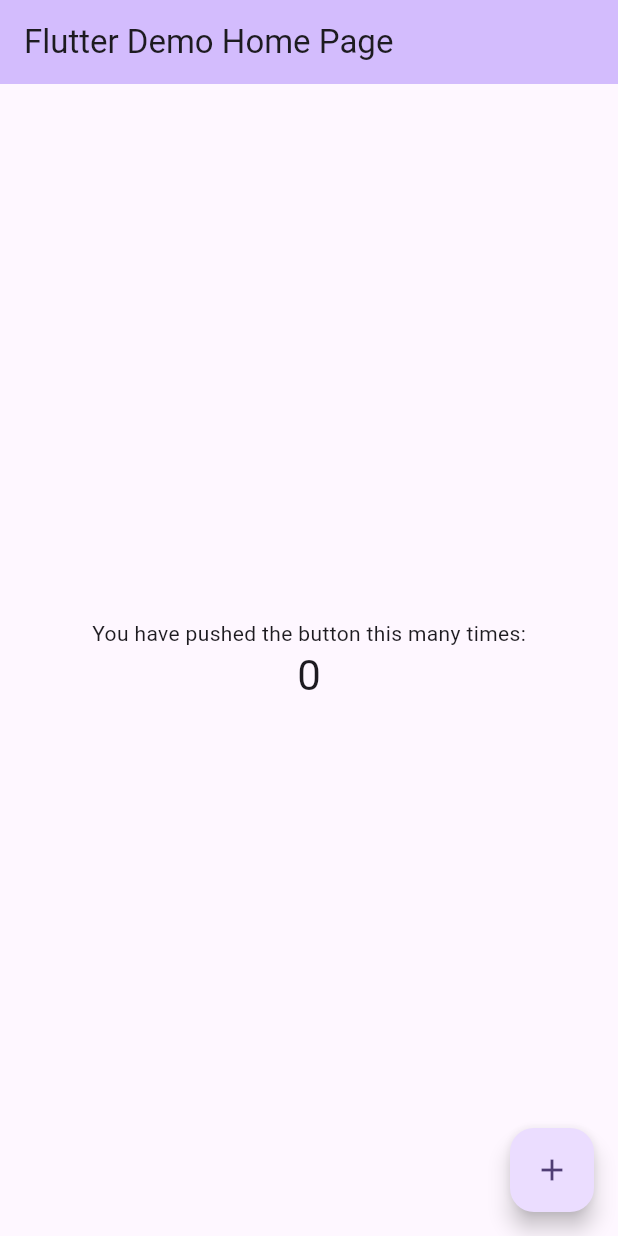
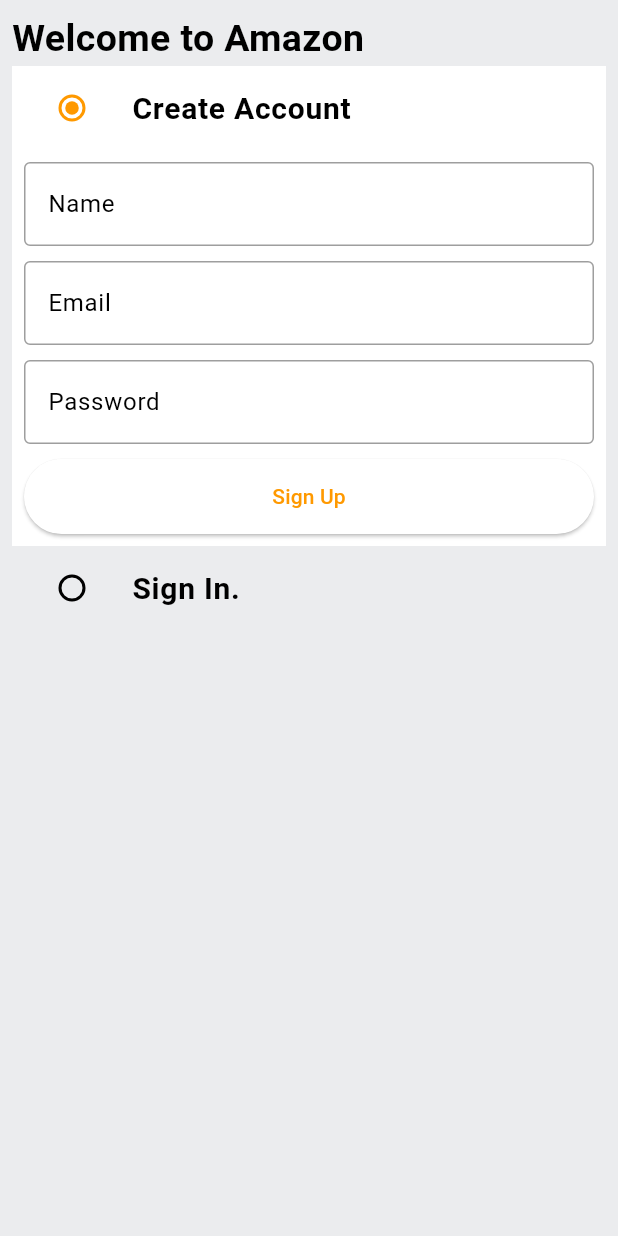
Before and after one commit to pratinavkth/amazon_clone, a Flutter app: the screen it shows after launch, on a phone screen of 412 x 824 dp. Run offline on Flutter 3.47's test engine with Material 3 defaults, Android fonts, the phone set to English and light mode, and no system bars.

```diff
--- /dev/null
+++ b/lib/common/widgets/custom_button.dart
@@ -0,0 +1,23 @@
+import 'package:flutter/material.dart';
+
+class CustomButton extends StatelessWidget{
+  final String text;
+  final VoidCallback onTap;
+  const CustomButton({
+    Key?key,
+    required this.text,
+    required this.onTap,}):super(key: key);
+
+  @override
+  Widget build(BuildContext context){
+    return ElevatedButton(
+      child: Text(
+        text
+        ),
+      onPressed: onTap,
+      style: ElevatedButton.styleFrom(
+        minimumSize: const Size(double.infinity, 50),
+      ),
+    );
+  }
+}
--- /dev/null
+++ b/lib/common/widgets/custom_textfield.dart
@@ -0,0 +1,30 @@
+import 'package:flutter/material.dart';
+
+class CustomTextField extends StatelessWidget{
+  final TextEditingController controller;
+  final String hintText;
+  const CustomTextField({Key? key,required this.controller,required this.hintText}):super(key: key);
+
+  @override
+  Widget build(BuildContext context){
+    return TextFormField(
+      controller: controller,
+      decoration: InputDecoration(
+        hintText: hintText,
+        border:const OutlineInputBorder(
+          borderSide: BorderSide(
+            color: Colors.black38,
+          )
+        ),
+        enabledBorder: const OutlineInputBorder(
+          borderSide: BorderSide(
+            color: Colors.black38,
+          )
+        ),
+
+      ),
+      validator:(val){}
+
+    );
+  }
+}
--- /dev/null
+++ b/lib/constants/global_variable.dart
@@ -0,0 +1,17 @@
+import 'package:flutter/material.dart';
+class GlobalVariables{
+  static const appBarGradient = LinearGradient(
+    colors: [
+      Color.fromARGB(255, 29, 201, 192),
+      Color.fromARGB(255, 125, 221, 216),
+    ],
+    stops: [0.5, 1.0],
+  );
+
+  static const secondaryColor = Color.fromRGBO(255, 153, 0, 1);
+  static const backgroundColor = Colors.white;
+  static const Color greyBackgroundCOlor = Color(0xffebecee);
+  static var selectedNavBarColor = Colors.cyan[800]!;
+  static const unselectedNavBarColor = Colors.black87;
+
+}
--- /dev/null
+++ b/lib/features/auth/screens/auth_screen.dart
@@ -0,0 +1,169 @@
+import 'package:amazon_clone/common/widgets/custom_button.dart';
+import 'package:amazon_clone/common/widgets/custom_textfield.dart';
+import 'package:amazon_clone/constants/global_variable.dart';
+import 'package:flutter/material.dart';
+
+enum Auth {
+  Signin,
+  Signup,
+   }
+
+class AuthScreen extends StatefulWidget {
+  static const String routeName = '/auth_screen';
+  const AuthScreen({Key? key}) : super(key: key);
+
+  @override
+  State<AuthScreen> createState() =>_AuthScreenState();
+}
+  class _AuthScreenState extends State<AuthScreen> {
+    Auth _auth = Auth.Signup;
+    final _signupFormKey = GlobalKey<FormState>();
+    final _signinFormKey = GlobalKey<FormState>();
+
+    final TextEditingController _emailController = TextEditingController();
+    final TextEditingController _passwordController = TextEditingController();
+    final TextEditingController _nameController = TextEditingController();
+
+  @override
+  void dispose() {
+    // TODO: implement dispose
+    super.dispose();
+    _emailController.dispose();
+    _passwordController.dispose();
+    _nameController.dispose();
+  }
+  @override
+  Widget build(BuildContext context) {
+
+    return Scaffold(
+      backgroundColor: GlobalVariables.greyBackgroundCOlor,
+      body:SafeArea(
+        child: Padding(
+          padding: EdgeInsets.all(8.0),
+          child: Column(
+            crossAxisAlignment: CrossAxisAlignment.start,
+            children:  [
+              const Text('Welcome to Amazon',
+              style:TextStyle(
+                fontSize:25,
+                fontWeight: FontWeight.bold,
+                color: Colors.black,
+              )
+              ),
+               ListTile(
+                tileColor: _auth == Auth.Signup ? GlobalVariables.backgroundColor : GlobalVariables.greyBackgroundCOlor,
+                title:const  Text(
+                  'Create Account',
+                  style: TextStyle(
+                    fontSize: 20,
+                    fontWeight: FontWeight.bold,
+                    color: Colors.black,
+                  ),
+                ),
+                leading: Radio(
+                  activeColor: GlobalVariables.secondaryColor,
+                  value:Auth.Signup,
+                  groupValue: _auth,
+                  onChanged: (Auth? val){
+                    setState(() {
+                      _auth = val!;
+                    });
+                  },
+                ),
+               ),
+               if(_auth == Auth.Signup)
+                Container(
+                  padding: const EdgeInsets.all(8),
+                  color: GlobalVariables.backgroundColor,
+                  child: Form(
+                    key: _signupFormKey,
+                    child:Column(
+                      children: [
+                        CustomTextField(
+                          controller: _nameController,
+                          hintText: 'Name',
+                          ),
+                          const SizedBox(height: 10,),
+                        CustomTextField(
+                          controller: _emailController,
+                          hintText: 'Email',
+                          ),
+                          const SizedBox(height: 10,),
+                        CustomTextField(
+                          controller: _passwordController,
+                          hintText: 'Password',
+                          // suffixIcon:
+                          ),
+                          const SizedBox(height: 10,),
+                          CustomButton(
+                            text: 'Sign Up',
+                            onTap: (){
+
+                          },
+                          ),
+
+                      ],
+                      ),
+                  ),
+                ),
+
+              //  signin
+              ListTile(
+                tileColor: _auth == Auth.Signin ? GlobalVariables.backgroundColor : GlobalVariables.greyBackgroundCOlor,
+                title:const  Text(
+                  'Sign In.',
+                  style: TextStyle(
+                    fontSize: 20,
+                    fontWeight: FontWeight.bold,
+                    color: Colors.black,
+                  ),
+                ),
+                leading: Radio(
+                  activeColor: GlobalVariables.secondaryColor,
+                  value:Auth.Signin,
+                  groupValue: _auth,
+                  onChanged: (Auth? val){
+                    setState(() {
+                      _auth = val!;
+                    });
+                  },
+                ),
+               ),
+               if(_auth == Auth.Signin)
+                Container(
+                  padding: const EdgeInsets.all(8),
+                  color: GlobalVariables.backgroundColor,
+                  child: Form(
+                    key: _signinFormKey,
+                    child:Column(
+                      children: [
+                        CustomTextField(
+                          controller: _emailController,
+                          hintText: 'Email',
+                          ),
+                          const SizedBox(height: 10,),
+                        CustomTextField(
+                          controller: _passwordController,
+                          hintText: 'Password',
+                          // suffixIcon:
+                          ),
+                          const SizedBox(height: 10,),
+                          CustomButton(
+                            text: 'Sign In',
+                            onTap: (){
+
+                          },
+                          ),
+
+                      ],
+                      ),
+                  ),
+                ),
+            ],
+          ),
+        ),
+        ),
+    );
+
+  }
+  }
--- a/lib/main.dart
+++ b/lib/main.dart
@@ -1,3 +1,6 @@
+import 'package:amazon_clone/constants/global_variable.dart';
+import 'package:amazon_clone/features/auth/screens/auth_screen.dart';
+import 'package:amazon_clone/router.dart';
 import 'package:flutter/material.dart';
 
 void main() {
@@ -11,115 +14,25 @@ class MyApp extends StatelessWidget {
   @override
   Widget build(BuildContext context) {
     return MaterialApp(
-      title: 'Flutter Demo',
+      debugShowCheckedModeBanner: false,
+      title: 'Amazon clone',
       theme: ThemeData(
-        // This is the theme of your application.
-        //
-        // TRY THIS: Try running your application with "flutter run". You'll see
-        // the application has a purple toolbar. Then, without quitting the app,
-        // try changing the seedColor in the colorScheme below to Colors.green
-        // and then invoke "hot reload" (save your changes or press the "hot
-        // reload" button in a Flutter-supported IDE, or press "r" if you used
-        // the command line to start the app).
-        //
-        // Notice that the counter didn't reset back to zero; the application
-        // state is not lost during the reload. To reset the state, use hot
-        // restart instead.
-        //
-        // This works for code too, not just values: Most code changes can be
-        // tested with just a hot reload.
-        colorScheme: ColorScheme.fromSeed(seedColor: Colors.deepPurple),
-        useMaterial3: true,
+        scaffoldBackgroundColor: GlobalVariables.backgroundColor,
+        colorScheme: const  ColorScheme.light(
+          primary:GlobalVariables.secondaryColor,
+        ),
+        appBarTheme: const AppBarTheme(
+          backgroundColor: Color.fromARGB(255, 42, 95, 200),
+          elevation: 0,
+          iconTheme:  IconThemeData(
+          color: Colors.black,
+        ),
+
+        // useMaterial3: true,
       ),
-      home: const MyHomePage(title: 'Flutter Demo Home Page'),
+    ),
+      onGenerateRoute: (settings) => generateRoute(settings),
+      home:  const AuthScreen(),
     );
   }
 }
-
-class MyHomePage extends StatefulWidget {
-  const MyHomePage({super.key, required this.title});
-
-  // This widget is the home page of your application. It is stateful, meaning
-  // that it has a State object (defined below) that contains fields that affect
-  // how it looks.
-
-  // This class is the configuration for the state. It holds the values (in this
-  // case the title) provided by the parent (in this case the App widget) and
-  // used by the build method of the State. Fields in a Widget subclass are
-  // always marked "final".
-
-  final String title;
-
-  @override
-  State<MyHomePage> createState() => _MyHomePageState();
-}
-
-class _MyHomePageState extends State<MyHomePage> {
-  int _counter = 0;
-
-  void _incrementCounter() {
-    setState(() {
-      // This call to setState tells the Flutter framework that something has
-      // changed in this State, which causes it to rerun the build method below
-      // so that the display can reflect the updated values. If we changed
-      // _counter without calling setState(), then the build method would not be
-      // called again, and so nothing would appear to happen.
-      _counter++;
-    });
-  }
-
-  @override
-  Widget build(BuildContext context) {
-    // This method is rerun every time setState is called, for instance as done
-    // by the _incrementCounter method above.
-    //
-    // The Flutter framework has been optimized to make rerunning build methods
-    // fast, so that you can just rebuild anything that needs updating rather
-    // than having to individually change instances of widgets.
-    return Scaffold(
-      appBar: AppBar(
-        // TRY THIS: Try changing the color here to a specific color (to
-        // Colors.amber, perhaps?) and trigger a hot reload to see the AppBar
-        // change color while the other colors stay the same.
-        backgroundColor: Theme.of(context).colorScheme.inversePrimary,
-        // Here we take the value from the MyHomePage object that was created by
-        // the App.build method, and use it to set our appbar title.
-        title: Text(widget.title),
-      ),
-      body: Center(
-        // Center is a layout widget. It takes a single child and positions it
-        // in the middle of the parent.
-        child: Column(
-          // Column is also a layout widget. It takes a list of children and
-          // arranges them vertically. By default, it sizes itself to fit its
-          // children horizontally, and tries to be as tall as its parent.
-          //
-          // Column has various properties to control how it sizes itself and
-          // how it positions its children. Here we use mainAxisAlignment to
-          // center the children vertically; the main axis here is the vertical
-          // axis because Columns are vertical (the cross axis would be
-          // horizontal).
-          //
-          // TRY THIS: Invoke "debug painting" (choose the "Toggle Debug Paint"
-          // action in the IDE, or press "p" in the console), to see the
-          // wireframe for each widget.
-          mainAxisAlignment: MainAxisAlignment.center,
-          children: <Widget>[
-            const Text(
-              'You have pushed the button this many times:',
-            ),
-            Text(
-              '$_counter',
-              style: Theme.of(context).textTheme.headlineMedium,
-            ),
-          ],
-        ),
-      ),
-      floatingActionButton: FloatingActionButton(
-        onPressed: _incrementCounter,
-        tooltip: 'Increment',
-        child: const Icon(Icons.add),
-      ), // This trailing comma makes auto-formatting nicer for build methods.
-    );
-  }
-}
--- /dev/null
+++ b/lib/router.dart
@@ -0,0 +1,22 @@
+import 'package:flutter/material.dart';
+import 'package:amazon_clone/features/auth/screens/auth_screen.dart';
+
+Route<dynamic> generateRoute(RouteSettings routeSettings){
+  switch(routeSettings.name){
+    case AuthScreen.routeName:
+      return MaterialPageRoute(
+        settings: routeSettings,
+        builder: (_)=>const AuthScreen(),
+        );
+    default:
+      return MaterialPageRoute(
+        settings: routeSettings,
+        builder: (_)=>const Scaffold(
+          body: Center(
+            child: Text('Screen not exist' )
+          ),
+        ),
+        );
+
+  }
+}
```
Also changed, not shown: 3 other files.
